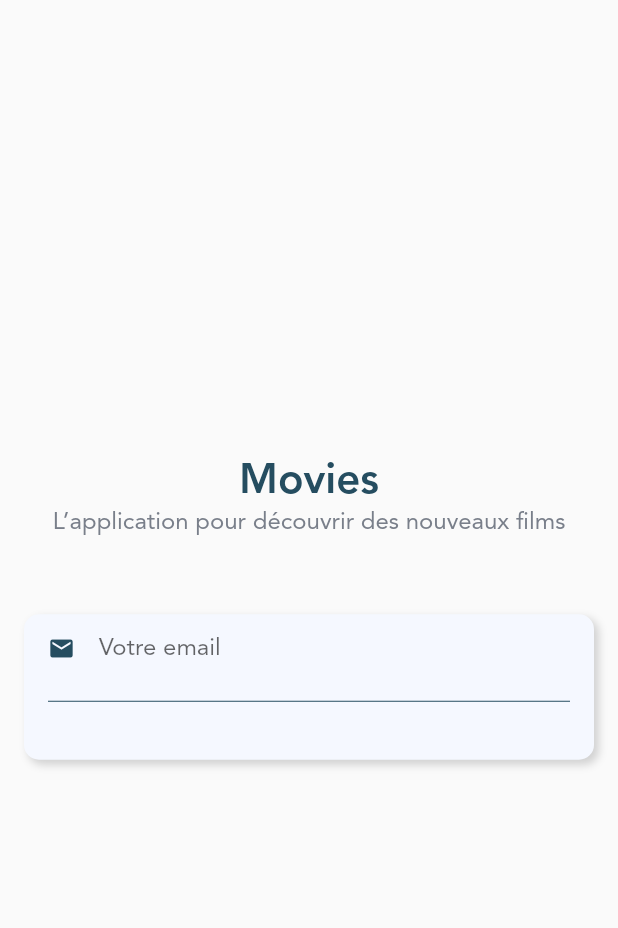
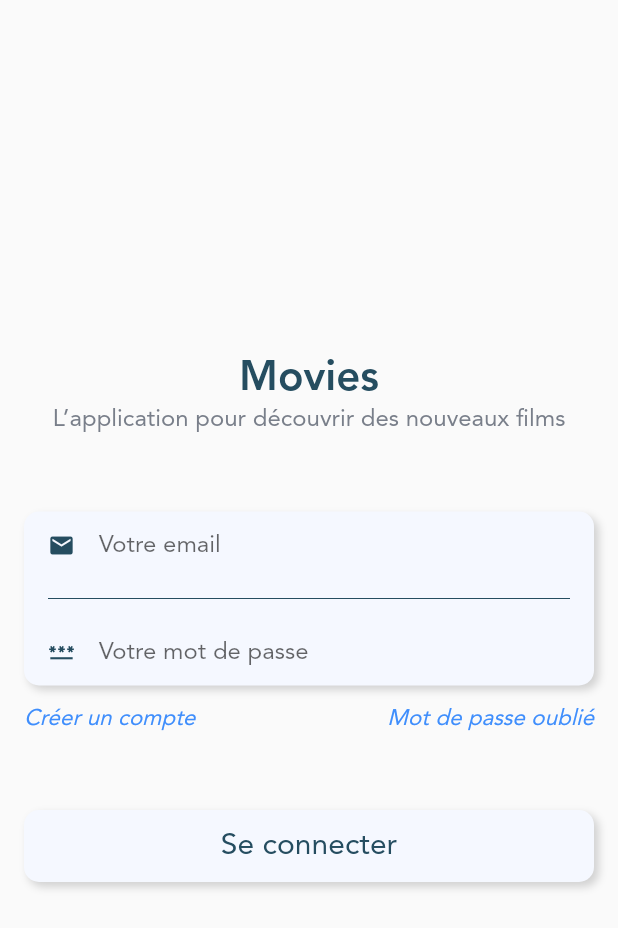
Before and after one commit to trans-dam/movies_2022_2023, a Flutter app: the screen it shows after launch, on a phone screen of 412 x 824 dp. Shown: the top 928 px of the screen. Run offline on Flutter 3.47's test engine with Material 2 defaults, Android fonts, the phone set to English and light mode, and no system bars; our stand-ins replace email_validator.

Commit message:
:sparkles: Introducing login form

```diff
--- a/lib/main.dart
+++ b/lib/main.dart
@@ -1,7 +1,9 @@
+import 'package:movies/routes/routes.dart';
 import 'package:movies/screens/home.dart';
 import 'package:flutter/cupertino.dart';
 import 'package:flutter/material.dart';
-
+import 'package:movies/screens/login_form.dart';
+import 'package:movies/screens/register_form.dart';
 
 void main() {
   runApp(MyApp());
@@ -14,10 +16,15 @@ class MyApp extends StatelessWidget {
   @override
   Widget build(BuildContext context) {
     return MaterialApp(
+      initialRoute: '/login',
+      routes: {
+        kHomeRoute: (context) => const Home(),
+        kLoginRoute: (context) => LoginForm(),
+        kRegisterRoute: (context) => const RegisterForm(),
+      },
       theme: ThemeData(
         fontFamily: 'Avenir',
       ),
-      home: Home(),
     );
   }
 }
--- a/lib/partials/buttons/button.dart
+++ b/lib/partials/buttons/button.dart
@@ -11,13 +11,11 @@ class Button extends StatelessWidget {
   Widget build(BuildContext context) {
     return Container(
       width: MediaQuery.of(context).size.width,
-      padding: const EdgeInsets.symmetric(
-          horizontal: kHorizontalSpacer, vertical: kVerticalSpacer / 2),
-      margin: const EdgeInsets.only(top: kVerticalSpacer),
+      margin: const EdgeInsets.only(top: kVerticalSpacer * 2),
       decoration: BoxDecoration(
           borderRadius: kBorderRadiusItem,
           boxShadow: kBoxShadowItem,
-          color: Colors.white),
+          color: kCardPopupBackgroundColor),
       child: Row(
         mainAxisAlignment: MainAxisAlignment.center,
         children: [
--- /dev/null
+++ b/lib/partials/form/text_input.dart
@@ -0,0 +1,37 @@
+import 'package:flutter/foundation.dart';
+import 'package:flutter/material.dart';
+
+import '../../styles/constants.dart';
+
+class TextInput extends StatelessWidget {
+  const TextInput(this._hintText, this._icon, this._validator,
+      [this._obscureText = false])
+      : super();
+
+  final String _hintText;
+  final Icon _icon;
+  final bool _obscureText;
+  final FormFieldValidator<String>? _validator;
+
+  @override
+  Widget build(BuildContext context) {
+    return TextFormField(
+      validator: _validator,
+      onChanged: (value) {
+        if (kDebugMode) {
+          print(value);
+        }
+      },
+      obscureText: _obscureText,
+      decoration: InputDecoration(
+        border: InputBorder.none,
+        contentPadding: EdgeInsets.zero,
+        hintText: _hintText,
+        isDense: true,
+        iconColor: kMainTextColor,
+        icon: _icon,
+      ),
+      cursorColor: kMainTextColor,
+    );
+  }
+}
--- /dev/null
+++ b/lib/partials/headers/login_header.dart
@@ -0,0 +1,18 @@
+import 'package:flutter/cupertino.dart';
+
+import '../../styles/constants.dart';
+
+class LoginHeader extends StatelessWidget {
+  const LoginHeader({Key? key}) : super(key: key);
+
+  @override
+  Widget build(BuildContext context) {
+    return Column(
+      children: const [
+        Text("Movies", style: kLargeTitleStyle),
+        Text("L’application pour découvrir des nouveaux films",
+            style: kSubtitleStyle)
+      ],
+    );
+  }
+}
--- /dev/null
+++ b/lib/partials/links/link.dart
@@ -0,0 +1,20 @@
+import 'package:flutter/material.dart';
+
+import '../../styles/constants.dart';
+
+class Link extends StatelessWidget {
+  Link(this._text, this._onTap) : super();
+  final String _text;
+  final GestureTapCallback _onTap;
+
+  @override
+  Widget build(BuildContext context) {
+    return GestureDetector(
+      onTap: _onTap,
+      child: Text(
+        _text,
+        style: kTagLineStyle,
+      ),
+    );
+  }
+}
--- /dev/null
+++ b/lib/routes/routes.dart
@@ -0,0 +1,3 @@
+const kRegisterRoute = '/register';
+const kLoginRoute = '/login';
+const kHomeRoute = '/';
--- a/lib/screens/home.dart
+++ b/lib/screens/home.dart
@@ -1,6 +1,4 @@
 import 'package:flutter/material.dart';
-import 'package:flutter/services.dart';
-import 'package:movies/styles/constants.dart';
 
 class Home extends StatefulWidget {
   const Home({Key? key}) : super(key: key);
@@ -22,54 +20,9 @@ class _HomePageState extends State<Home> with TickerProviderStateMixin {
 
   @override
   Widget build(BuildContext context) {
-    return Scaffold(
-      body: SafeArea(
-        bottom: false,
-        child: Padding(
-          padding: const EdgeInsets.symmetric(
-            horizontal: kHorizontalSpacer,
-            vertical: kVerticalSpacer,
-          ),
-          child: Center(
-            child: Column(
-              mainAxisAlignment: MainAxisAlignment.center,
-              children: [
-                const Text("Movies", style: kLargeTitleStyle),
-                const Text("L’application pour découvrir des nouveaux films",
-                    style: kSubtitleStyle),
-                Container(
-                  margin: const EdgeInsets.only(
-                      top: kVerticalSpacer * 2, bottom: kVerticalSpacer / 2),
-                  padding: const EdgeInsets.symmetric(
-                      vertical: kVerticalSpacer / 2,
-                      horizontal: kHorizontalSpacer),
-                  decoration: BoxDecoration(
-                      color: kCardPopupBackgroundColor,
-                      boxShadow: kBoxShadowItem,
-                      borderRadius: kBorderRadiusItem),
-                  child: Column(
-                    children: [
-                      TextFormField(
-                        decoration: const InputDecoration(
-                          border: InputBorder.none,
-                          contentPadding: EdgeInsets.zero,
-                          hintText: 'Votre email',
-                          isDense: true,
-                          iconColor: kMainTextColor,
-                          icon: Icon(Icons.mail),
-                        ),
-                      ),
-                      const Divider(
-                        color: kMainTextColor,
-                        height: kVerticalSpacer * 2,
-                      )
-                    ],
-                  ),
-                )
-              ],
-            ),
-          ),
-        ),
+    return const Scaffold(
+      body: Center(
+        child: Text('Home'),
       ),
     );
   }
--- a/lib/screens/login_form.dart
+++ b/lib/screens/login_form.dart
@@ -0,0 +1,109 @@
+import 'package:email_validator/email_validator.dart';
+import 'package:flutter/foundation.dart';
+import 'package:flutter/material.dart';
+import 'package:movies/partials/headers/login_header.dart';
+import 'package:movies/partials/links/link.dart';
+import 'package:movies/routes/routes.dart';
+
+import '../partials/buttons/button.dart';
+import '../partials/form/text_input.dart';
+import '../styles/constants.dart';
+
+class LoginForm extends StatefulWidget {
+  LoginForm({Key? key}) : super(key: key);
+  final _formKey = GlobalKey<FormState>();
+
+  @override
+  State<LoginForm> createState() => _LoginFormState();
+}
+
+class _LoginFormState extends State<LoginForm> {
+  @override
+  Widget build(BuildContext context) {
+    return Scaffold(
+      body: Form(
+        key: widget._formKey,
+        child: SafeArea(
+          bottom: false,
+          child: Padding(
+            padding: const EdgeInsets.symmetric(
+              horizontal: kHorizontalSpacer,
+              vertical: kVerticalSpacer,
+            ),
+            child: Center(
+              child: Column(
+                mainAxisAlignment: MainAxisAlignment.center,
+                children: [
+                  const LoginHeader(),
+                  Container(
+                    margin: const EdgeInsets.only(
+                        top: kVerticalSpacer * 2, bottom: kVerticalSpacer / 2),
+                    padding: const EdgeInsets.symmetric(
+                        vertical: kVerticalSpacer / 2,
+                        horizontal: kHorizontalSpacer),
+                    decoration: BoxDecoration(
+                        color: kCardPopupBackgroundColor,
+                        boxShadow: kBoxShadowItem,
+                        borderRadius: kBorderRadiusItem),
+                    child: Column(
+                      children: [
+                        TextInput(
+                            'Votre email',
+                            const Icon(
+                              Icons.mail,
+                              color: kMainTextColor,
+                            ), (value) {
+                          if (value == null || value.trim().isEmpty) {
+                            return 'Le champ «email» est obligatoire!';
+                          } else if (!EmailValidator.validate(value)) {
+                            return 'L’email n’est pas au bon format';
+                          }
+                        }),
+                        const Divider(
+                          color: kMainTextColor,
+                          height: kVerticalSpacer * 2,
+                        ),
+                        TextInput(
+                            'Votre mot de passe',
+                            const Icon(
+                              Icons.password,
+                              color: kMainTextColor,
+                            ), (value) {
+                          if (value == null || value.trim().isEmpty) {
+                            return 'Le champ «mot de passe» est obligatoire!';
+                          } else if (value.length < 9) {
+                            return 'Ce mot de passe est trop court. (9 caractères)';
+                          }
+                        }, true),
+                      ],
+                    ),
+                  ),
+                  Row(
+                    mainAxisAlignment: MainAxisAlignment.spaceBetween,
+                    children: [
+                      Link('Créer un compte', () {
+                        Navigator.pushNamed(context, kRegisterRoute);
+                      }),
+                      Link('Mot de passe oublié', () {
+                        Navigator.pushNamed(context, kRegisterRoute);
+                      }),
+                    ],
+                  ),
+                  Button('Se connecter', () {
+                    if (kDebugMode) {
+                      if (widget._formKey.currentState!.validate()) {
+                        print('OK');
+                      } else {
+                        print('KO');
+                      }
+                    }
+                  })
+                ],
+              ),
+            ),
+          ),
+        ),
+      ),
+    );
+  }
+}
--- a/lib/screens/register_form.dart
+++ b/lib/screens/register_form.dart
@@ -0,0 +1,26 @@
+import 'package:flutter/material.dart';
+import 'package:movies/partials/buttons/button.dart';
+
+class RegisterForm extends StatefulWidget {
+  const RegisterForm({Key? key}) : super(key: key);
+
+  @override
+  State<RegisterForm> createState() => _RegisterFormState();
+}
+
+class _RegisterFormState extends State<RegisterForm> {
+  @override
+  Widget build(BuildContext context) {
+    return Scaffold(
+      body: Column(
+        mainAxisAlignment: MainAxisAlignment.center,
+        children: [
+          const Text('Register'),
+          Button('Retourner à la page précédente', () {
+            Navigator.pop(context);
+          }),
+        ],
+      ),
+    );
+  }
+}
--- a/pubspec.yaml
+++ b/pubspec.yaml
@@ -24,6 +24,7 @@ dependencies:
   flutter:
     sdk: flutter
   cupertino_icons: ^1.0.2
+  email_validator: ^2.1.17
 
 dev_dependencies:
   flutter_test:
```
Also changed, not shown: pubspec.lock.
